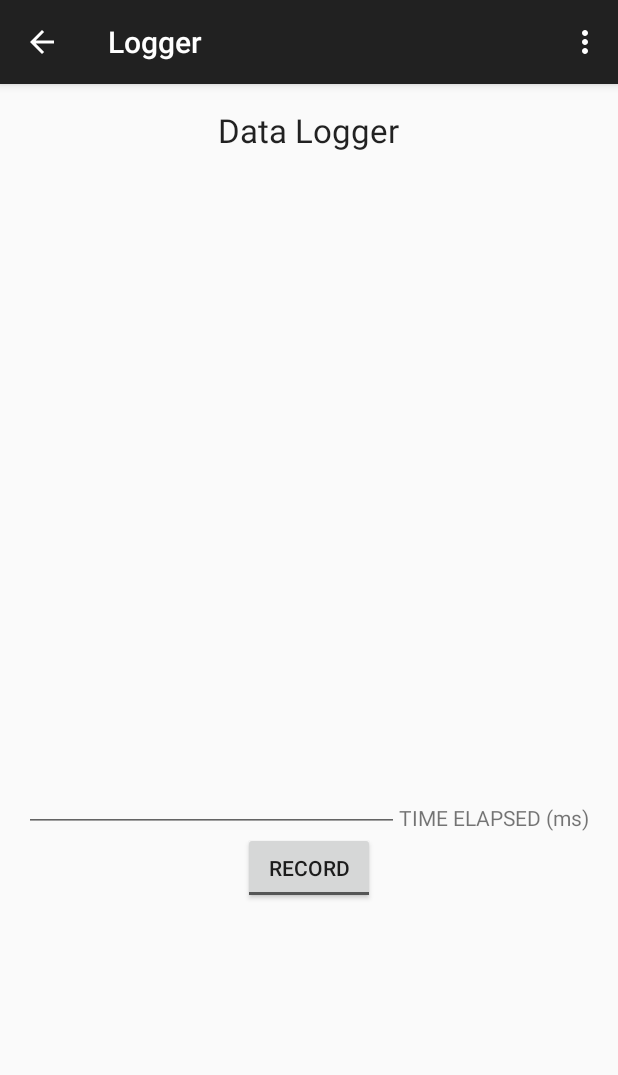
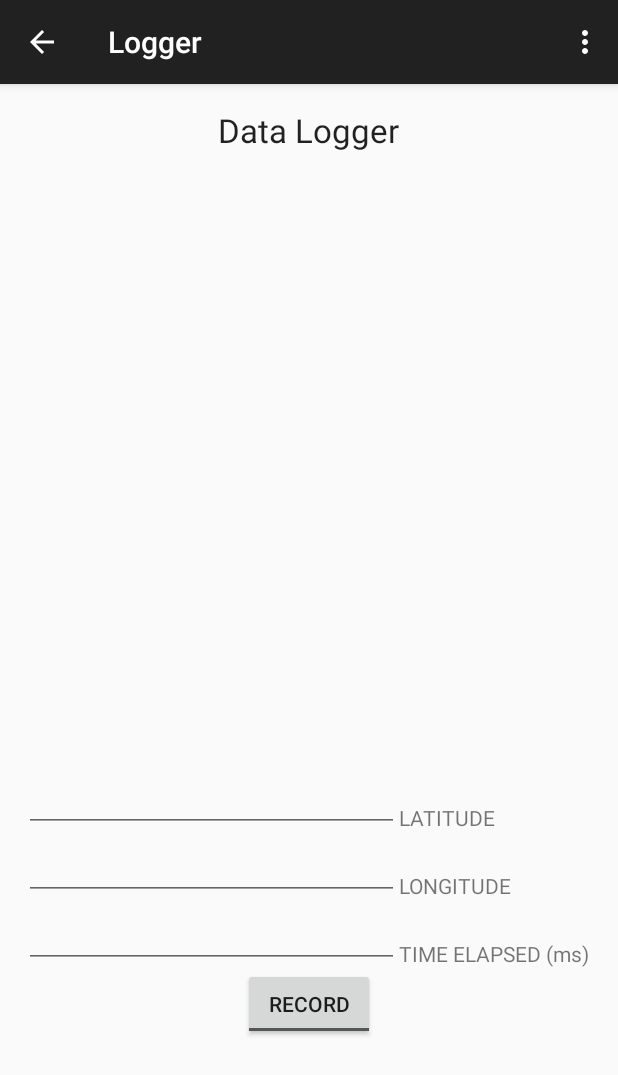
Before and after one commit to dkt01/NextStop, an Android app: the Logger screen opened directly, with no data from a screen before it, on a phone screen of 412 x 824 dp. Shown: the top 1075 px of the screen. Run offline under Robolectric (Android 15) with nearby library versions, the phone set to English and light mode, and no system bars; libraries missing offline, so code that uses them is left out: com.dropbox.client2.

Commit message:
Added GPS to logger

```diff
--- a/app/src/main/AndroidManifest.xml
+++ b/app/src/main/AndroidManifest.xml
@@ -6,9 +6,7 @@
 
     <uses-permission android:name="android.permission.WRITE_EXTERNAL_STORAGE" />
     <uses-permission android:name="android.permission.INTERNET" />
-    <uses-permission android:name="android.permission.ACCESS_WIFI_STATE" />
-    <uses-permission android:name="android.permission.CHANGE_WIFI_STATE" />
-    <uses-permission android:name="android.permission.RECORD_AUDIO" />
+    <uses-permission android:name="android.permission.ACCESS_FINE_LOCATION" />
 
     <application
         android:allowBackup="true"
--- a/app/src/main/java/cjmaier2_dkturne2/nextstop/Logger.java
+++ b/app/src/main/java/cjmaier2_dkturne2/nextstop/Logger.java
@@ -8,6 +8,10 @@ import android.hardware.Sensor;
 import android.hardware.SensorEvent;
 import android.hardware.SensorEventListener;
 import android.hardware.SensorManager;
+import android.location.Criteria;
+import android.location.Location;
+import android.location.LocationListener;
+import android.location.LocationManager;
 import android.media.MediaScannerConnection;
 import android.net.Uri;
 import android.os.Bundle;
@@ -36,13 +40,14 @@ import java.util.Locale;
 //below for CSV
 
 
-public class Logger extends ActionBarActivity implements SensorEventListener{
+public class Logger extends ActionBarActivity implements SensorEventListener, LocationListener {
 
     private final int UPDATE_RATE = SensorManager.SENSOR_DELAY_NORMAL;
 
     private boolean ACCEL_ENABLED = false;
     private boolean GYRO_ENABLED = false;
     private boolean MAG_ENABLED = false;
+    private boolean LOC_ENABLED = false;
 
     private boolean DB_ENABLED = false;
     private SharedPreferences dbSettings;
@@ -52,6 +57,8 @@ public class Logger extends ActionBarActivity implements SensorEventListener{
 
 
     private SensorManager mSensorManager;
+    private LocationManager lManager;
+    private String lProvider;
     private Sensor mAccel;
     private Sensor mGyro;
     private Sensor mMag;
@@ -73,6 +80,9 @@ public class Logger extends ActionBarActivity implements SensorEventListener{
     private float m_x = 0;
     private float m_y = 0;
     private float m_z = 0;
+    private double lat = 0;
+    private double lon = 0;
+
     File textFile = null;
 
     private File rootdir;
@@ -85,10 +95,13 @@ public class Logger extends ActionBarActivity implements SensorEventListener{
         setContentView(R.layout.activity_logger);
         TextView testText = (TextView)findViewById(R.id.testText);
         mSensorManager = (SensorManager) getSystemService(SENSOR_SERVICE);
+        lManager = (LocationManager) getSystemService(Context.LOCATION_SERVICE);
         PackageManager manager = getPackageManager();
         ACCEL_ENABLED = manager.hasSystemFeature(PackageManager.FEATURE_SENSOR_ACCELEROMETER);
         GYRO_ENABLED = manager.hasSystemFeature(PackageManager.FEATURE_SENSOR_GYROSCOPE);
         MAG_ENABLED = manager.hasSystemFeature(PackageManager.FEATURE_SENSOR_COMPASS);
+        LOC_ENABLED = lManager.isProviderEnabled(lManager.GPS_PROVIDER) |
+                      lManager.isProviderEnabled(lManager.NETWORK_PROVIDER);
 
         if(!ACCEL_ENABLED)
         {
@@ -128,6 +141,17 @@ public class Logger extends ActionBarActivity implements SensorEventListener{
         else
         {
             mMag = mSensorManager.getDefaultSensor(Sensor.TYPE_MAGNETIC_FIELD);
+        }
+        if(!LOC_ENABLED)
+        {
+            findViewById(R.id.latitude).setVisibility(View.INVISIBLE);
+            findViewById(R.id.longitude).setVisibility(View.INVISIBLE);
+            findViewById(R.id.latlabel).setVisibility(View.INVISIBLE);
+            findViewById(R.id.lonlabel).setVisibility(View.INVISIBLE);
+        }
+        else
+        {
+            lProvider = lManager.getBestProvider(new Criteria(),true);
         }
 
         dbSettings = getSharedPreferences("DBSETTINGS",MODE_PRIVATE);
@@ -175,6 +199,10 @@ public class Logger extends ActionBarActivity implements SensorEventListener{
                     mMag,
                     UPDATE_RATE);
         }
+        if(LOC_ENABLED)
+        {
+            lManager.requestLocationUpdates(lProvider,400,1,this);
+        }
     }
 
     @Override
@@ -182,6 +210,7 @@ public class Logger extends ActionBarActivity implements SensorEventListener{
         // unregister listener
         super.onPause();
         mSensorManager.unregisterListener(this);
+        lManager.removeUpdates(this);
     }
 
 
@@ -245,6 +274,33 @@ public class Logger extends ActionBarActivity implements SensorEventListener{
     }
 
     @Override
+    public void onLocationChanged(Location location) {
+        lat = location.getLatitude();
+        lon = location.getLongitude();
+        EditText latval = (EditText)findViewById(R.id.latitude);
+        EditText lonval = (EditText)findViewById(R.id.longitude);
+        latval.setText(Double.toString(lat));
+        lonval.setText(Double.toString(lon));
+    }
+
+    @Override
+    public void onProviderEnabled(String provider) {
+        lProvider = lManager.getBestProvider(new Criteria(),true);
+    }
+
+    @Override
+    public void onProviderDisabled(String provider) {
+        if(provider.equals(lProvider))
+        {
+            lProvider = lManager.getBestProvider(new Criteria(),true);
+        }
+    }
+
+    @Override
+    public void onStatusChanged(String provider, int status, Bundle extras) {
+    }
+
+    @Override
     public void onAccuracyChanged(Sensor sensor, int accuracy)
     {
         /* Unused */
@@ -299,7 +355,7 @@ public class Logger extends ActionBarActivity implements SensorEventListener{
                     textFile = new File(dir, wfilename);
                     try {
                         writer = new BufferedWriter(new FileWriter(textFile));
-                        csv_text.append("Timestamp (ms),Accel_x,Accel_y,Accel_z,Gyro_x,Gyro_y,Gyro_z,Mag_x,Mag_y,Mag_z\n");
+                        csv_text.append("Timestamp (ms),Accel_x,Accel_y,Accel_z,Gyro_x,Gyro_y,Gyro_z,Mag_x,Mag_y,Mag_z,Lat,Lon\n");
                         writer_created = true;
                     } catch (IOException ex) {
                         testText.setText("Something went wrong!" + ex.getMessage());
@@ -354,7 +410,8 @@ public class Logger extends ActionBarActivity implements SensorEventListener{
         if(writer_created) {
             String newentry = String.valueOf(time_elapsed) + "," + Float.toString(a_x) + "," + Float.toString(a_y) + "," + Float.toString(a_z) + ","
                     + Float.toString(g_x) + "," + Float.toString(g_y) + "," + Float.toString(g_z) + ","
-                    + Float.toString(m_x) + "," + Float.toString(m_y) + "," + Float.toString(m_z) + "\n";
+                    + Float.toString(m_x) + "," + Float.toString(m_y) + "," + Float.toString(m_z) + ","
+                    + Double.toString(lat) + "," + Double.toString(lon) + "\n";
             csv_text.append(newentry);
             try {
                 writer.write(csv_text.toString());
--- a/app/src/main/res/layout/activity_logger.xml
+++ b/app/src/main/res/layout/activity_logger.xml
@@ -173,6 +173,28 @@
                 android:layout_height="wrap_content"
                 android:inputType="numberDecimal"
                 android:ems="10"
+                android:id="@+id/latitude"
+                android:focusable="false"
+                android:layout_below="@+id/axiszmag"
+                android:layout_alignLeft="@+id/axiszmag"
+                android:layout_alignRight="@+id/axiszmag" />
+
+            <EditText
+                android:layout_width="wrap_content"
+                android:layout_height="wrap_content"
+                android:inputType="numberDecimal"
+                android:ems="10"
+                android:id="@+id/longitude"
+                android:focusable="false"
+                android:layout_below="@+id/latitude"
+                android:layout_alignLeft="@+id/latitude"
+                android:layout_alignRight="@+id/latitude" />
+
+            <EditText
+                android:layout_width="wrap_content"
+                android:layout_height="wrap_content"
+                android:inputType="numberDecimal"
+                android:ems="10"
                 android:id="@+id/axisxmag"
                 android:focusable="false"
                 android:layout_below="@+id/axiszgyro"
@@ -212,6 +234,24 @@
                 android:layout_width="wrap_content"
                 android:layout_height="wrap_content"
                 android:textAppearance="?android:attr/textAppearanceSmall"
+                android:text="LATITUDE"
+                android:id="@+id/latlabel"
+                android:layout_alignBottom="@+id/latitude"
+                android:layout_toRightOf="@+id/latitude" />
+
+            <TextView
+                android:layout_width="wrap_content"
+                android:layout_height="wrap_content"
+                android:textAppearance="?android:attr/textAppearanceSmall"
+                android:text="LONGITUDE"
+                android:id="@+id/lonlabel"
+                android:layout_alignBottom="@+id/longitude"
+                android:layout_toRightOf="@+id/longitude" />
+
+            <TextView
+                android:layout_width="wrap_content"
+                android:layout_height="wrap_content"
+                android:textAppearance="?android:attr/textAppearanceSmall"
                 android:text="MAGX"
                 android:id="@+id/magxlabel"
                 android:layout_above="@+id/axisymag"
@@ -224,11 +264,9 @@
                 android:ems="10"
                 android:id="@+id/time"
                 android:focusable="false"
-                android:layout_below="@+id/magzlabel"
-                android:layout_alignParentLeft="true"
-                android:layout_alignParentStart="true"
-                android:layout_toLeftOf="@+id/timelabel"
-                android:layout_toStartOf="@+id/timelabel" />
+                android:layout_below="@+id/longitude"
+                android:layout_alignLeft="@+id/longitude"
+                android:layout_alignRight="@+id/longitude" />
 
             <TextView
                 android:layout_width="wrap_content"
@@ -237,8 +275,8 @@
                 android:text="TIME ELAPSED (ms)"
                 android:id="@+id/timelabel"
                 android:layout_above="@+id/recbutton"
-                android:layout_toRightOf="@+id/axiszmag"
-                android:layout_toEndOf="@+id/axiszmag" />
+                android:layout_toRightOf="@+id/longitude"
+                android:layout_toEndOf="@+id/longitude" />
 
             <ToggleButton
                 android:layout_width="wrap_content"
```
